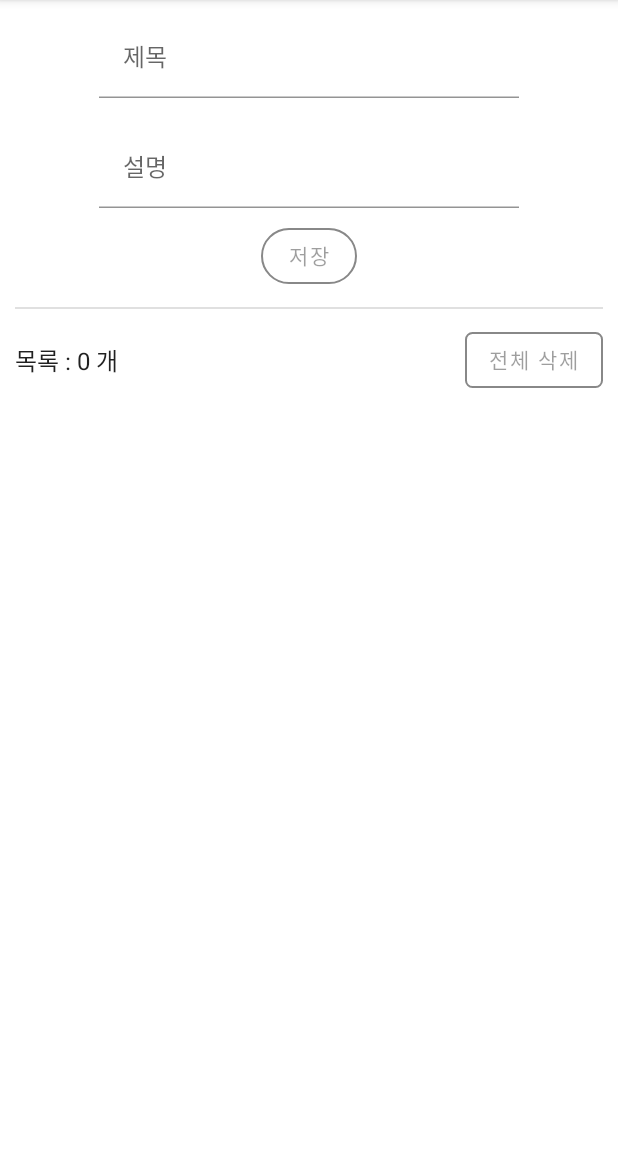
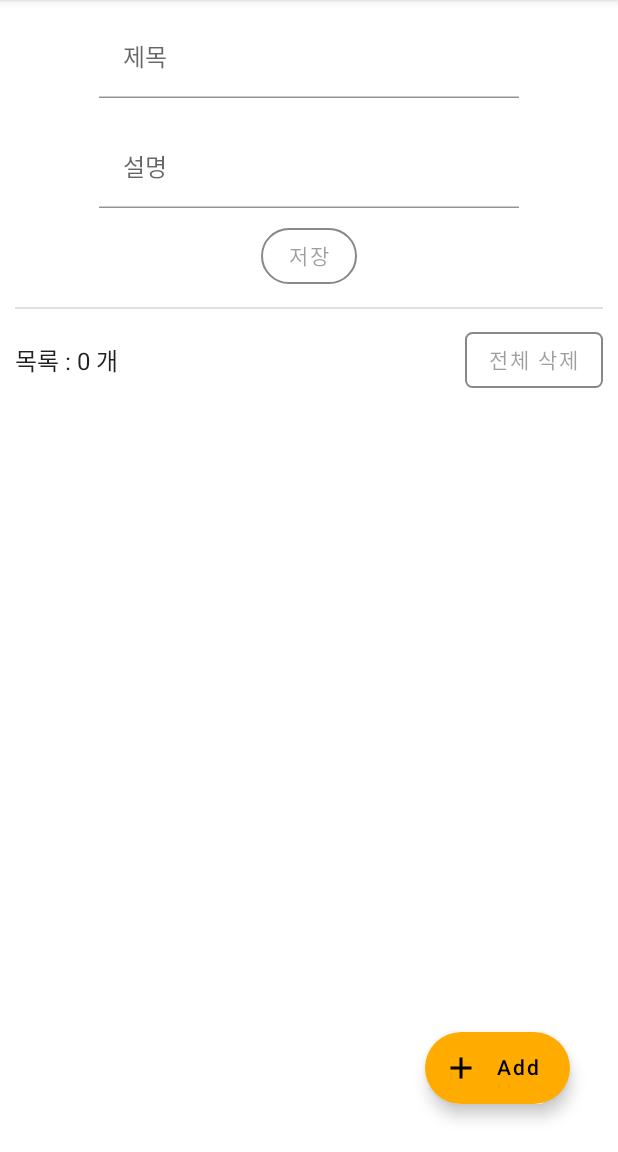
Before and after one commit to narvis2/ComposeTodoApp, an Android app built with Jetpack Compose: the screen it shows after launch (MainActivity), on a phone screen of 412 x 824 dp, the part 84-1236 px from its top. Run offline under Robolectric (Android 15) with nearby library versions, the phone set to English and light mode, and no system bars; our stand-ins replace Dagger/Hilt's generated code, Room's generated code.

Commit message:
노트 생성 FloatingActionButton 추가
## HomeScreen > 노트 생성 FloatingActionButton 추가
- `ExtendedFloatingActionButton` 사용
  - 아이콘 + Text Action Button
- HomeScreen 최상위 Composable  `Scaffold` 의 `floatingActionButton` 속성에 추가하여 사용

```diff
--- a/app/src/main/java/com/example/composetodoapp/presentation/components/NoteComponents.kt
+++ b/app/src/main/java/com/example/composetodoapp/presentation/components/NoteComponents.kt
@@ -7,6 +7,8 @@ import androidx.compose.foundation.shape.RoundedCornerShape
 import androidx.compose.foundation.text.KeyboardActions
 import androidx.compose.foundation.text.KeyboardOptions
 import androidx.compose.material.*
+import androidx.compose.material.icons.Icons
+import androidx.compose.material.icons.filled.Add
 import androidx.compose.runtime.Composable
 import androidx.compose.ui.Alignment
 import androidx.compose.ui.ExperimentalComposeUiApi
@@ -17,6 +19,7 @@ import androidx.compose.ui.platform.SoftwareKeyboardController
 import androidx.compose.ui.res.colorResource
 import androidx.compose.ui.text.input.ImeAction
 import androidx.compose.ui.unit.dp
+import androidx.navigation.NavController
 import com.example.composetodoapp.R
 import com.example.composetodoapp.domain.model.Note
 import com.example.composetodoapp.presentation.utils.timeFormatter
@@ -134,3 +137,20 @@ fun NoteRow(
         }
     }
 }
+
+@Composable
+fun NoteAddButton(navController: NavController) {
+    Box(modifier = Modifier.fillMaxSize()) {
+        ExtendedFloatingActionButton(
+            modifier = Modifier
+                .padding(all = 16.dp)
+                .align(alignment = Alignment.BottomEnd),
+            backgroundColor = colorResource(id = R.color.orange),
+            onClick = {
+
+            },
+            text = { Text(text = "Add") },
+            icon = { Icon(imageVector = Icons.Filled.Add, contentDescription = "Add") },
+        )
+    }
+}
--- a/app/src/main/java/com/example/composetodoapp/presentation/screen/NoteScreen.kt
+++ b/app/src/main/java/com/example/composetodoapp/presentation/screen/NoteScreen.kt
@@ -56,7 +56,12 @@ fun NoteScreen(
                 Icon(imageVector = Icons.Rounded.Notifications, contentDescription = "Icon")
             }, backgroundColor = Color(0xFFDADFE3)
             )
-        }, scaffoldState = scaffoldState
+        },
+        scaffoldState = scaffoldState,
+        floatingActionButton = {
+            NoteAddButton(navController = navController)
+        },
+        floatingActionButtonPosition = FabPosition.End,
     ) {
 
         Column(
```
